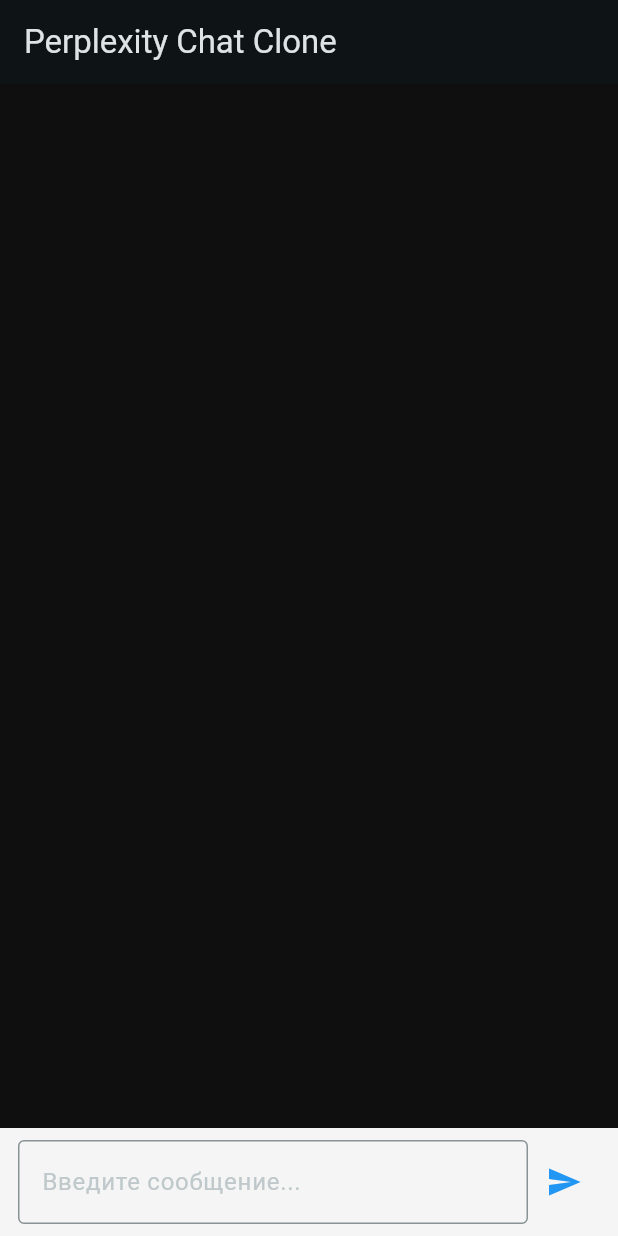
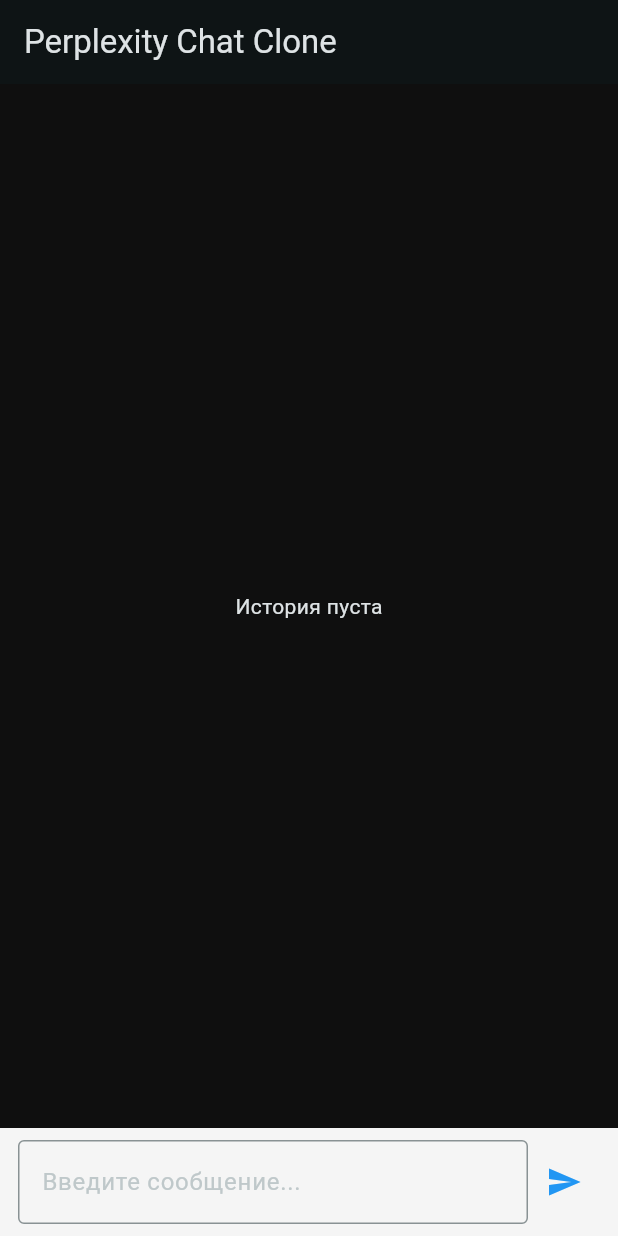
Before and after one commit to PPnGGn/perpl, a Flutter app: the screen it shows after launch, on a phone screen of 412 x 824 dp. Run offline on Flutter 3.47's test engine with Material 3 defaults, Android fonts, the light colour scheme and no system bars; our stand-ins replace auto_route, dartz, dio, flutter_bloc, flutter_dotenv, freezed_annotation and 2 more.

Commit message:
заменил http на sse

```diff
--- a/lib/core/di/data_source_module.dart
+++ b/lib/core/di/data_source_module.dart
@@ -5,7 +5,5 @@
 @module
 abstract class DataSourceModule {
   @lazySingleton
-  ChatRemoteDatasource provideChatRemoteDatasource(Dio dio) {
-    return ChatRemoteDatasource(dio);
-  }
+  ChatRemoteDatasource chatRemoteDatasource(Dio dio) => ChatRemoteDatasource(dio);
 }
--- a/lib/domain/repositories/chat_repository.dart
+++ b/lib/domain/repositories/chat_repository.dart
@@ -1,7 +1,5 @@
-import 'package:dartz/dartz.dart';
-import 'package:perpl/core/error/failures.dart';
 import 'package:perpl/domain/entities/entities.dart';
 
 abstract class ChatRepository {
-  Future<Either<Failure, MessageEntity>> sendMessage(List<MessageEntity> messageHistory);
+  Stream<String> sendMessageStream(List<MessageEntity> messageHistory);
 }
--- a/lib/domain/usecases/send_message.dart
+++ /dev/null
@@ -1,14 +0,0 @@
-import 'package:dartz/dartz.dart';
-import 'package:perpl/core/error/failures.dart';
-import 'package:perpl/domain/entities/entities.dart' show MessageEntity;
-import 'package:perpl/domain/repositories/chat_repository.dart';
-
-class SendMessage {
-  final ChatRepository repository;
-
-  SendMessage(this.repository);
-
-  Future<Either<Failure, MessageEntity>> call(List<MessageEntity> history) {
-    return repository.sendMessage(history);
-  }
-}
--- /dev/null
+++ b/lib/domain/usecases/send_message_stream.dart
@@ -0,0 +1,13 @@
+import 'package:perpl/domain/entities/entities.dart';
+import 'package:perpl/domain/repositories/chat_repository.dart';
+
+class SendMessageStream {
+  final ChatRepository repository;
+
+  SendMessageStream(this.repository);
+
+  // Просто проксируем вызов
+  Stream<String> call(List<MessageEntity> messageHistory) {
+    return repository.sendMessageStream(messageHistory);
+  }
+}
--- a/lib/main.dart
+++ b/lib/main.dart
@@ -4,10 +4,11 @@
 import 'package:perpl/presentation/chat/cubit/chat_cubit.dart';
 import 'core/di/injection.dart';
 import 'core/router/app_router.dart';
-import 'domain/usecases/send_message.dart';
+import 'domain/usecases/send_message_stream.dart';
 
 Future<void> main() async {
   WidgetsFlutterBinding.ensureInitialized();
+
 
   // Инициализация Dependency Injection
   await configureDependencies();
@@ -22,9 +23,9 @@
 
   @override
   Widget build(BuildContext context) {
-    final sendMessageUseCase = getIt<SendMessage>();
+    final sendMessageStreamUseCase = getIt<SendMessageStream>();
     return BlocProvider(
-      create: (context) => ChatCubit(sendMessageUseCase: sendMessageUseCase),
+      create: (context) => ChatCubit(sendMessageStreamUseCase: sendMessageStreamUseCase),
       child: MaterialApp.router(
         title: 'Perplexity Clone',
         debugShowCheckedModeBanner: false,
--- a/lib/presentation/chat/chat_page.dart
+++ b/lib/presentation/chat/chat_page.dart
@@ -7,21 +7,15 @@
 import 'cubit/chat_cubit.dart';
 
 @RoutePage()
-class ChatScreen extends StatefulWidget {
-  const ChatScreen({super.key});
+class ChatPage extends StatefulWidget {
+  const ChatPage({super.key});
 
   @override
-  State<ChatScreen> createState() => _ChatScreenState();
+  State<ChatPage> createState() => _ChatPageState();
 }
 
-class _ChatScreenState extends State<ChatScreen> {
+class _ChatPageState extends State<ChatPage> {
   final TextEditingController _controller = TextEditingController();
-
-  @override
-  void initState() {
-    super.initState();
-    context.read<ChatCubit>().loadChatHistory();
-  }
 
   @override
   Widget build(BuildContext context) {
@@ -30,20 +24,19 @@
       body: BlocBuilder<ChatCubit, ChatState>(
         builder: (context, state) {
           return state.when(
-            initial: () => const Center(child: Text('Начните новый чат!')),
+            initial: () => const Center(child: Text('...')),
             loading: () => const Center(child: CircularProgressIndicator()),
             loaded: (messages) => Column(
               children: [
                 Expanded(
-                  child: ListView.builder(
+                  child: messages.isEmpty
+                      ? const Center(child: Text('История пуста'))
+                      : ListView.builder(
                           reverse: true,
                           itemCount: messages.length,
                           itemBuilder: (context, index) {
                             final msg = messages[messages.length - 1 - index];
-                      return MessageBubble(
-                        message: msg,
-                        isUser: msg.role == 'user',
-                      );
+                            return MessageBubble(message: msg, isUser: msg.role == 'user');
                           },
                         ),
                 ),
@@ -52,11 +45,7 @@
                   onSend: () {
                     final text = _controller.text.trim();
                     if (text.isNotEmpty) {
-                      // вызов Cubit:
-                      final message = MessageEntity(
-                        content: text,
-                        role: 'user',
-                      );
+                      final message = MessageEntity(content: text, role: 'user');
                       context.read<ChatCubit>().sendUserMessage(message);
                       _controller.clear();
                     }
@@ -65,23 +54,10 @@
               ],
             ),
             error: (msg) => Center(
-              child: Column(
-                mainAxisSize: MainAxisSize.min,
-                children: [
-                  const Icon(Icons.error_outline, color: Colors.red, size: 48),
-                  const SizedBox(height: 16),
-                  Text(
+              child: Text(
                 'Ошибка: $msg',
                 style: const TextStyle(color: Colors.red),
                 textAlign: TextAlign.center,
-                  ),
-                  const SizedBox(height: 8),
-                  ElevatedButton(
-                    onPressed: () =>
-                        context.read<ChatCubit>().loadChatHistory(),
-                    child: const Text('Повторить'),
-                  ),
-                ],
               ),
             ),
           );
--- a/lib/presentation/chat/widgets/message_input.dart
+++ b/lib/presentation/chat/widgets/message_input.dart
@@ -19,6 +19,7 @@
                 controller: controller,
                 minLines: 1,
                 maxLines: 5,
+                style: const TextStyle(color: Colors.black),
                 decoration: const InputDecoration(
                   hintText: 'Введите сообщение...',
                   border: OutlineInputBorder(),
```
Also changed, not shown: lib/core/di/injection.dart (+3 -9 lines), lib/core/network/dio_client.dart (+5 -4 lines), lib/data/datasources/chat_remote_datasource.dart (+41 -14 lines), lib/data/repositories/chat_repository_impl.dart (+4 -29 lines), lib/presentation/chat/cubit/chat_cubit.dart (+37 -22 lines), lib/core/di/injection.config.dart, lib/core/router/app_router.gr.dart, lib/data/datasources/chat_remote_datasource.g.dart (deleted), lib/data/models/response/choices.dart (renamed from lib/data/models/repsonse/choices.dart), lib/data/models/response/message.dart (renamed from lib/data/models/repsonse/message.dart), lib/data/models/response/response.dart (renamed from lib/data/models/repsonse/response.dart), lib/data/models/response/response_models.dart (renamed from lib/data/models/repsonse/response_models.dart), lib/data/models/response/response_models.freezed.dart (renamed from lib/data/models/repsonse/response_models.freezed.dart), lib/data/models/response/response_models.g.dart (renamed from lib/data/models/repsonse/response_models.g.dart). Lines whose indentation alone changed are shown as unchanged.
